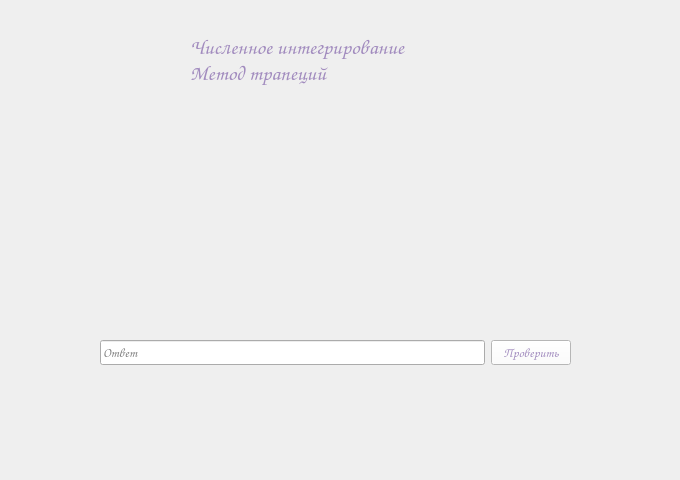
This is task2form.ui in fdorii/TechProg2026_Shpunya as Qt 5 draws it before an edit. The edited form follows.
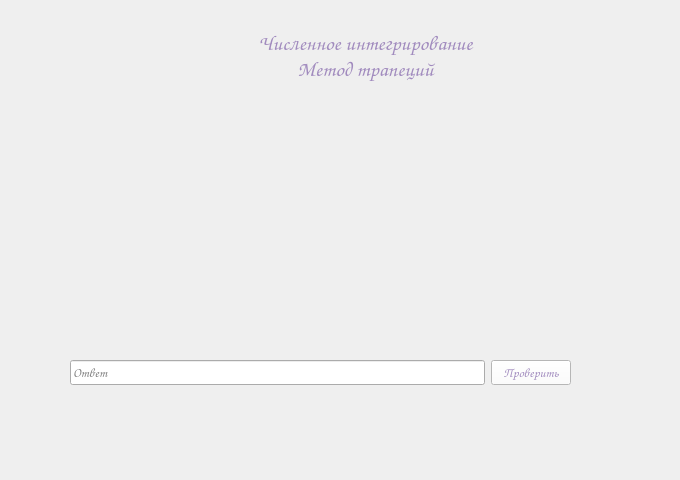
This is the edited form.

Patch:
```diff
--- a/task2form.ui
+++ b/task2form.ui
@@ -60,14 +60,17 @@
     <string>Численное интегрирование
 Метод трапеций</string>
    </property>
+   <property name="alignment">
+    <set>Qt::AlignmentFlag::AlignHCenter|Qt::AlignmentFlag::AlignTop</set>
+   </property>
   </widget>
   <widget class="QLabel" name="conditionLabel">
    <property name="geometry">
     <rect>
-     <x>90</x>
+     <x>60</x>
      <y>120</y>
-     <width>491</width>
-     <height>221</height>
+     <width>521</width>
+     <height>231</height>
     </rect>
    </property>
    <property name="font">
@@ -79,14 +82,17 @@
    <property name="text">
     <string/>
    </property>
+   <property name="alignment">
+    <set>Qt::AlignmentFlag::AlignLeading|Qt::AlignmentFlag::AlignLeft|Qt::AlignmentFlag::AlignTop</set>
+   </property>
   </widget>
   <widget class="QWidget" name="verticalLayoutWidget">
    <property name="geometry">
     <rect>
-     <x>100</x>
-     <y>340</y>
-     <width>471</width>
-     <height>121</height>
+     <x>70</x>
+     <y>360</y>
+     <width>501</width>
+     <height>101</height>
     </rect>
    </property>
    <layout class="QVBoxLayout" name="verticalLayout">
```
